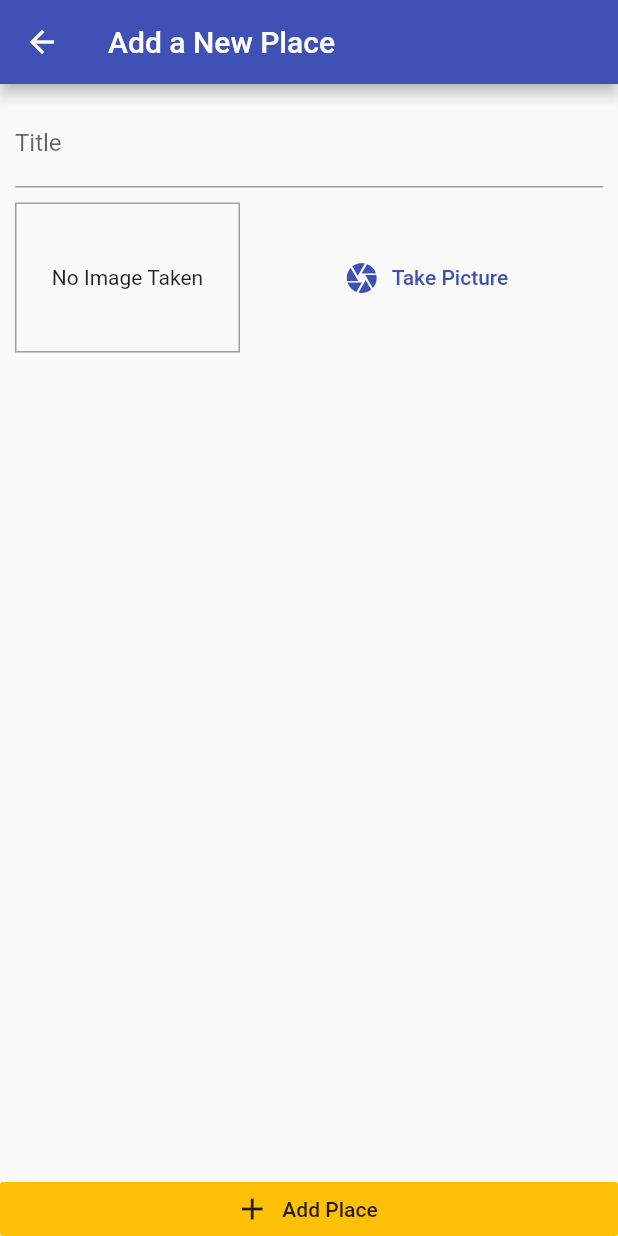
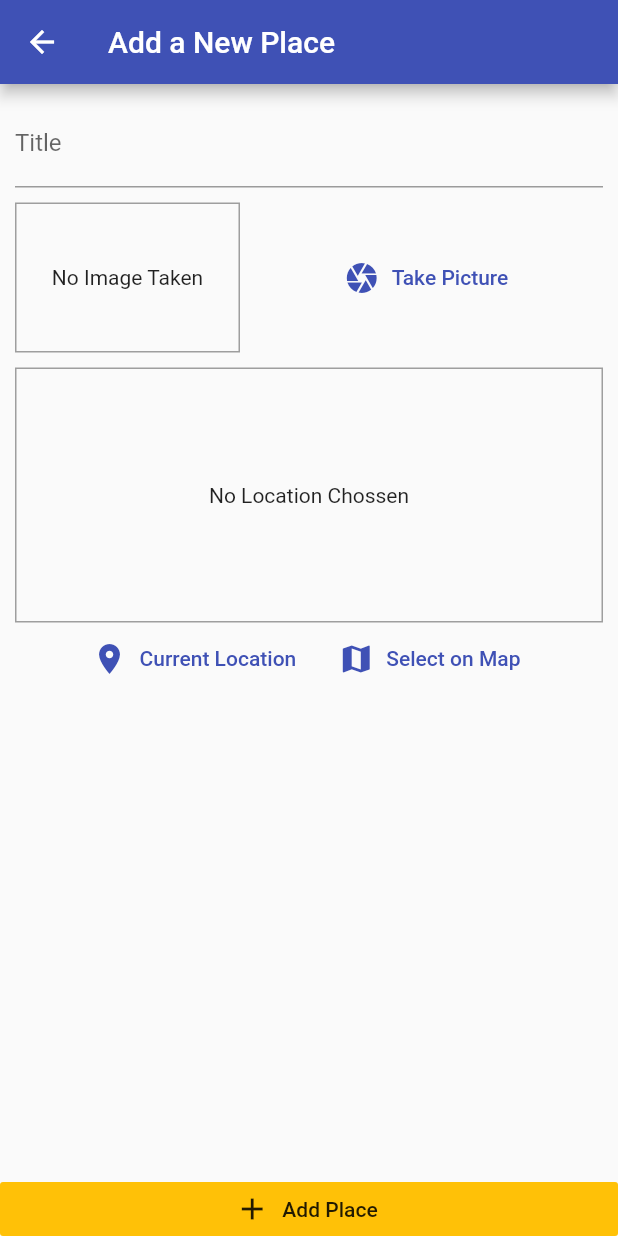
Before and after one commit to pavelsollo/flutter_great_places_app, a Flutter app: the AddPlaceScreen screen opened by its route, on a phone screen of 412 x 824 dp. Run offline on Flutter 3.47's test engine with Material 2 defaults, Android fonts, the phone set to English and light mode, and no system bars; our stand-ins replace image_picker, location, sqflite; accounts and stored records are empty.

Commit message:
297/298: Fetching Location

```diff
--- a/lib/screens/add_place_screen.dart
+++ b/lib/screens/add_place_screen.dart
@@ -3,7 +3,9 @@ import 'package:path_provider/path_provider.dart';
 import 'package:provider/provider.dart';
 import '../widgets/image_input.dart';
 import '../providers/great_places.dart';
+import '../widgets/location_input.dart';
 import 'dart:io';
+
 
 class AddPlaceScreen extends StatefulWidget {
   static const routeName = '/add-place';
@@ -49,6 +51,8 @@ class _AddPlaceScreenState extends State<AddPlaceScreen> {
                     ),
                     SizedBox(height: 10,),
                     ImageInput(_selectImage),
+                    SizedBox(height: 10,),
+                    LocationInput(),
                   ],
                 ),
               ),
--- /dev/null
+++ b/lib/widgets/location_input.dart
@@ -0,0 +1,50 @@
+import 'package:flutter/material.dart';
+import 'package:location/location.dart';
+
+class LocationInput extends StatefulWidget {
+  @override
+  _LocationInputState createState() => _LocationInputState();
+}
+
+class _LocationInputState extends State<LocationInput> {
+  String _previewImageUrl;
+
+  Future<void> _getCurrentUserLocation() async {
+    final locData = await Location().getLocation();
+    print(locData.latitude);
+    print(locData.longitude);
+  }
+
+  @override
+  Widget build(BuildContext context) {
+    return Column(
+      children: <Widget>[
+        Container(
+          height: 170,
+          width: double.infinity,
+          alignment: Alignment.center,
+          decoration: BoxDecoration(border: Border.all(width: 1, color: Colors.grey)),
+          child: _previewImageUrl == null
+            ? Text('No Location Chossen', textAlign: TextAlign.center,)
+            : Image.network(_previewImageUrl, fit: BoxFit.cover, width: double.infinity,),
+        ),
+        Row(
+          mainAxisAlignment: MainAxisAlignment.center,
+          children: <Widget>[
+          FlatButton.icon(
+            icon: Icon(Icons.location_on),
+            label: Text('Current Location',),
+            textColor: Theme.of(context).primaryColor,
+            onPressed: _getCurrentUserLocation,),
+          FlatButton.icon(
+            icon: Icon(Icons.map),
+            label: Text('Select on Map'),
+            textColor: Theme.of(context).primaryColor,
+            onPressed: null,),
+        ],
+        ),
+      ],
+
+    );
+  }
+}
--- a/pubspec.yaml
+++ b/pubspec.yaml
@@ -24,6 +24,7 @@ dependencies:
   path_provider: ^1.6.5
   path: ^1.6.4
   sqflite: ^1.3.0
+  location: ^3.0.2
 
   # The following adds the Cupertino Icons font to your application.
   # Use with the CupertinoIcons class for iOS style icons.
```
Also changed, not shown: pubspec.lock, 1 other file.
